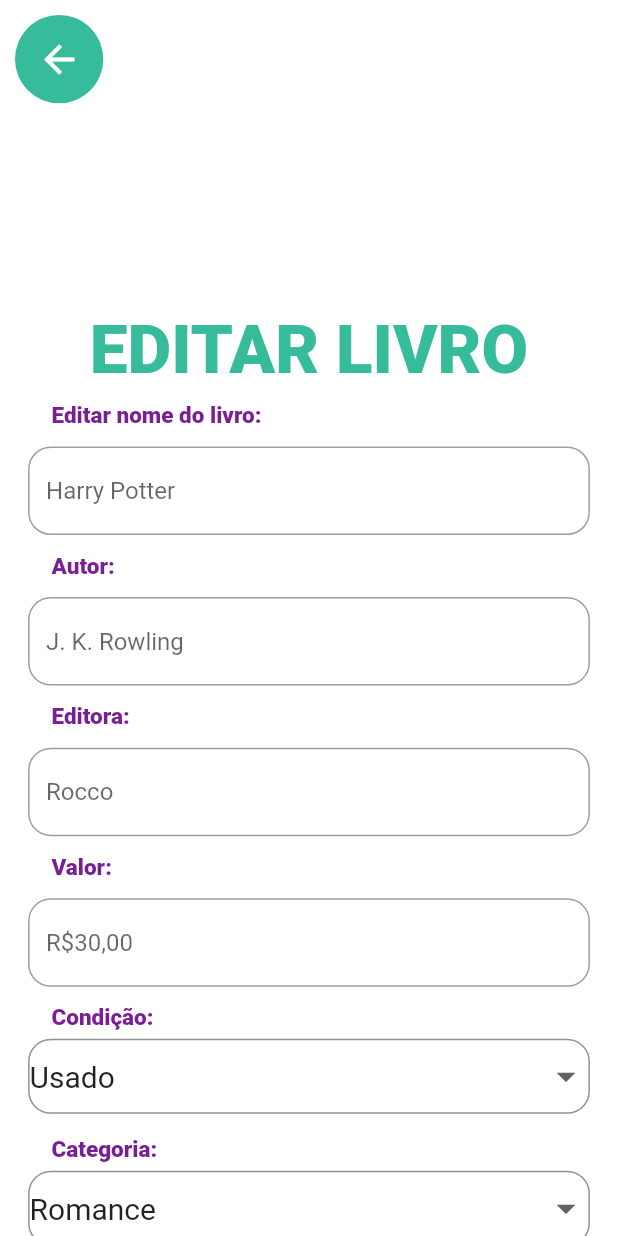
After one commit to PHLeite/Find-a-Book, a Flutter app: the EditarLivro screen opened directly, on a phone screen of 412 x 824 dp. The commit adds this screen. Run offline on Flutter 3.47's test engine with Material 2 defaults, Android fonts, the phone set to English and light mode, and no system bars; our stand-ins replace cloud_firestore, file_picker, firebase_auth, firebase_core, firebase_storage; accounts and stored records are empty.

Commit message:
editar livro

```diff
--- a/lib/pages/HomePage/home.dart
+++ b/lib/pages/HomePage/home.dart
@@ -1,4 +1,6 @@
 import 'package:find_a_book/core/cores.dart';
+import 'package:find_a_book/pages/livro/Paglivro.dart';
+import 'package:find_a_book/pages/livro/editarlivro.dart';
 import 'package:find_a_book/shared/components/categoriesUI.dart';
 import 'package:find_a_book/shared/components/livrosUI.dart';
 import 'package:flutter/material.dart';
@@ -96,26 +98,114 @@ class _HomeState extends State<Home> {
                 children: [
                   Row(
                     children: [
-                      LivrosUI(livro: '5iyGvcedIplSbnD506Ld'),
-                      LivrosUI(livro: '5iyGvcedIplSbnD506Ld'),
+                      GestureDetector(
+                        onTap: () {
+                          Navigator.push(
+                            context,
+                            MaterialPageRoute(
+                              builder: (context) => EditarLivro(livro: '5iyGvcedIplSbnD506Ld')
+                            )
+                          );
+                        },
+                      child: LivrosUI(livro: '5iyGvcedIplSbnD506Ld'),
+                      ),
+                      GestureDetector(
+                        onTap: () {
+                          Navigator.push(
+                            context,
+                            MaterialPageRoute(
+                              builder: (context) => PagLivro(livro: '5iyGvcedIplSbnD506Ld')
+                            )
+                          );
+                        },
+                      child: LivrosUI(livro: '5iyGvcedIplSbnD506Ld'),
+                      ),
+
+
                     ],
                   ),
-                  Row(
+                   Row(
                     children: [
-                      LivrosUI(livro: '5iyGvcedIplSbnD506Ld'),
-                      LivrosUI(livro: '5iyGvcedIplSbnD506Ld'),
+                      GestureDetector(
+                        onTap: () {
+                          Navigator.push(
+                            context,
+                            MaterialPageRoute(
+                              builder: (context) => PagLivro(livro: '5iyGvcedIplSbnD506Ld')
+                            )
+                          );
+                        },
+                      child: LivrosUI(livro: '5iyGvcedIplSbnD506Ld'),
+                      ),
+                      GestureDetector(
+                        onTap: () {
+                          Navigator.push(
+                            context,
+                            MaterialPageRoute(
+                              builder: (context) => PagLivro(livro: '5iyGvcedIplSbnD506Ld')
+                            )
+                          );
+                        },
+                      child: LivrosUI(livro: '5iyGvcedIplSbnD506Ld'),
+                      ),
+
+
                     ],
                   ),
-                  Row(
+                   Row(
                     children: [
-                      LivrosUI(livro: '5iyGvcedIplSbnD506Ld'),
-                      LivrosUI(livro: '5iyGvcedIplSbnD506Ld'),
+                      GestureDetector(
+                        onTap: () {
+                          Navigator.push(
+                            context,
+                            MaterialPageRoute(
+                              builder: (context) => PagLivro(livro: '5iyGvcedIplSbnD506Ld')
+                            )
+                          );
+                        },
+                      child: LivrosUI(livro: '5iyGvcedIplSbnD506Ld'),
+                      ),
+                      GestureDetector(
+                        onTap: () {
+                          Navigator.push(
+                            context,
+                            MaterialPageRoute(
+                              builder: (context) => PagLivro(livro: '5iyGvcedIplSbnD506Ld')
+                            )
+                          );
+                        },
+                      child: LivrosUI(livro: '5iyGvcedIplSbnD506Ld'),
+                      ),
+
+
                     ],
                   ),
-                  Row(
+                   Row(
                     children: [
-                      LivrosUI(livro: '5iyGvcedIplSbnD506Ld'),
-                      LivrosUI(livro: '5iyGvcedIplSbnD506Ld'),
+                      GestureDetector(
+                        onTap: () {
+                          Navigator.push(
+                            context,
+                            MaterialPageRoute(
+                              builder: (context) => PagLivro(livro: '5iyGvcedIplSbnD506Ld')
+                            )
+                          );
+                        },
+                      child: LivrosUI(livro: '5iyGvcedIplSbnD506Ld'),
+                      ),
+                      GestureDetector(
+                        onTap: () {
+                          Navigator.push(
+                            context,
+                            MaterialPageRoute(
+                              builder: (context) => PagLivro(livro: '5iyGvcedIplSbnD506Ld')
+                            )
+                          );
+                        },
+                      child: LivrosUI(livro: '5iyGvcedIplSbnD506Ld'),
+                      ),
+
+
                     ],
                   ),
                 ],
--- /dev/null
+++ b/lib/pages/livro/editarlivro.dart
@@ -0,0 +1,443 @@
+import 'dart:io';
+
+import 'package:cloud_firestore/cloud_firestore.dart';
+import 'package:file_picker/file_picker.dart';
+import 'package:find_a_book/core/cores.dart';
+import 'package:firebase_storage/firebase_storage.dart';
+import 'package:flutter/material.dart';
+
+class EditarLivro extends StatefulWidget {
+  final String livro;
+  const EditarLivro({ Key? key, required this.livro }) : super(key: key);
+
+  @override
+  _EditarLivroState createState() => _EditarLivroState();
+}
+
+class _EditarLivroState extends State<EditarLivro> {
+  CollectionReference books = FirebaseFirestore.instance.collection('books');
+  String? email = '';
+  final formKey = GlobalKey<FormState>();
+  final items = ['Novo', 'Usado'];
+  String item = "Usado";
+  String categoria = "Romance";
+  final categorias = [
+    "Ficção",
+    "Romance",
+    "Biografia",
+    "Infanto-Juvenis",
+    "Brasileiros",
+    "Poesias",
+    "Contos",
+    "Coleções",
+    "Técnicos",
+    "Auto Ajuda",
+    "Religiosos",
+    "Terror"
+  ];
+  String? value;
+  File? file;
+  final nome = TextEditingController();
+  final autor = TextEditingController();
+  final editora = TextEditingController();
+  final link = TextEditingController();
+  final descricao = TextEditingController();
+  final valor = TextEditingController();
+  String? documentID = '';
+
+  updateLivro() async {
+    if (nome.text != '') {
+      await books.doc(widget.livro).update({'nome': nome.text});
+    }
+    if (autor.text != '') {
+      await books.doc(widget.livro).update({'autor': autor.text});
+    }
+    if (editora.text != '') {
+      await books.doc(widget.livro).update({'editora': editora.text});
+    }
+    if (link.text != '') {
+      await books.doc(widget.livro).update({'link': link.text});
+    }
+    if (valor.text != '') {
+      await books.doc(widget.livro).update({'valor': valor.text});
+    }
+    if (descricao.text != '') {
+      await books.doc(widget.livro).update({'descricao': descricao.text});
+    }
+    if (file != null) {
+      uploadFoto();
+    }
+  }
+  @override
+  Widget build(BuildContext context) {
+    return Scaffold(
+      backgroundColor: Colors.white,
+      body: ListView(
+        children: [
+          Align(
+            alignment: Alignment.topLeft,
+            child: Padding(
+              padding: const EdgeInsets.only(left: 10, top: 10),
+              child: Container(
+                  width: MediaQuery.of(context).size.width / 7,
+                  height: MediaQuery.of(context).size.width / 7,
+                  decoration: BoxDecoration(
+                      borderRadius:
+                          new BorderRadius.all(new Radius.circular(100)),
+                      color: Cores.verdeAgua),
+                  child: IconButton(
+                    icon: Icon(
+                      Icons.arrow_back,
+                      color: Colors.white,
+                      size: 30,
+                    ),
+                    onPressed: () {
+                      Navigator.of(context).pop();
+                    },
+                  )),
+            ),
+          ),
+          Form(
+            key: formKey,
+            child: Column(
+              children: [
+                Padding(
+                  padding: const EdgeInsets.all(8.0),
+                  child: Container(
+                    alignment: Alignment.bottomCenter,
+                    height: MediaQuery.of(context).size.height / 4.5,
+                    width: MediaQuery.of(context).size.width / 1.2,
+                    child: Text(
+                      'EDITAR LIVRO',
+                      textAlign: TextAlign.center,
+                      style: TextStyle(
+                          color: Cores.verdeAgua,
+                          fontSize: 45,
+                          fontWeight: FontWeight.w900),
+                    ),
+                  ),
+                ),
+                // Container(
+                //   width: MediaQuery.of(context).size.width / 1.2,
+                //   alignment: Alignment.centerLeft,
+                //   child: Text(
+                //     'Editar foto do livro:',
+                //     style: TextStyle(
+                //         color: Cores.roxo,
+                //         fontWeight: FontWeight.w800,
+                //         fontSize: 15),
+                //   ),
+                // ),
+                // Container(
+                //   width: MediaQuery.of(context).size.width / 5,
+                //   height: MediaQuery.of(context).size.width / 5,
+                //   child: FloatingActionButton(
+                //     backgroundColor: Cores.azul,
+                //     onPressed: () {
+                //       escolherFoto();
+                //     },
+                //     child: Icon(
+                //       Icons.add_a_photo,
+                //       color: Colors.white,
+                //       size: 40,
+                //     ),
+                //   ),
+                // ),
+                Container(
+                  width: MediaQuery.of(context).size.width / 1.2,
+                  alignment: Alignment.centerLeft,
+                  child: Text(
+                    'Editar nome do livro:',
+                    style: TextStyle(
+                        color: Cores.roxo,
+                        fontWeight: FontWeight.w800,
+                        fontSize: 15),
+                  ),
+                ),
+                Container(
+                  height: MediaQuery.of(context).size.height / 10,
+                  width: MediaQuery.of(context).size.width / 1.1,
+                  alignment: Alignment.center,
+                  child: TextFormField(
+                    controller: nome,
+                    validator: (value) {
+                      if (value!.isEmpty) {
+                        return ('Esse campo é obrigatório!');
+                      }
+                    },
+                    decoration: InputDecoration(
+                        border: OutlineInputBorder(
+                            borderRadius:
+                                BorderRadius.all(Radius.circular(15))),
+                        hintText: 'Harry Potter'),
+                  ),
+                ),
+                Container(
+                  width: MediaQuery.of(context).size.width / 1.2,
+                  alignment: Alignment.centerLeft,
+                  child: Text(
+                    'Autor:',
+                    style: TextStyle(
+                        color: Cores.roxo,
+                        fontWeight: FontWeight.w800,
+                        fontSize: 15),
+                  ),
+                ),
+                Container(
+                  height: MediaQuery.of(context).size.height / 10,
+                  width: MediaQuery.of(context).size.width / 1.1,
+                  alignment: Alignment.center,
+                  child: TextFormField(
+                    controller: autor,
+                    validator: (value) {
+                      if (value!.isEmpty) {
+                        return ('Esse campo é obrigatório!');
+                      }
+                    },
+                    decoration: InputDecoration(
+                        border: OutlineInputBorder(
+                            borderRadius:
+                                BorderRadius.all(Radius.circular(15))),
+                        hintText: 'J. K. Rowling'),
+                  ),
+                ),
+                Container(
+                  width: MediaQuery.of(context).size.width / 1.2,
+                  alignment: Alignment.centerLeft,
+                  child: Text(
+                    'Editora:',
+                    style: TextStyle(
+                        color: Cores.roxo,
+                        fontWeight: FontWeight.w800,
+                        fontSize: 15),
+                  ),
+                ),
+                Container(
+                  height: MediaQuery.of(context).size.height / 10,
+                  width: MediaQuery.of(context).size.width / 1.1,
+                  alignment: Alignment.center,
+                  child: TextFormField(
+                    controller: editora,
+                    validator: (value) {
+                      if (value!.isEmpty) {
+                        return ('Esse campo é obrigatório!');
+                      }
+                    },
+                    decoration: InputDecoration(
+                        border: OutlineInputBorder(
+                            borderRadius:
+                                BorderRadius.all(Radius.circular(15))),
+                        hintText: 'Rocco'),
+                  ),
+                ),
+                Container(
+                  width: MediaQuery.of(context).size.width / 1.2,
+                  alignment: Alignment.centerLeft,
+                  child: Text(
+                    'Valor:',
+                    style: TextStyle(
+                        color: Cores.roxo,
+                        fontWeight: FontWeight.w800,
+                        fontSize: 15),
+                  ),
+                ),
+                Container(
+                  height: MediaQuery.of(context).size.height / 10,
+                  width: MediaQuery.of(context).size.width / 1.1,
+                  alignment: Alignment.center,
+                  child: TextFormField(
+                    controller: valor,
+                    validator: (value) {
+                      if (value!.isEmpty) {
+                        return ('Esse campo é obrigatório!');
+                      }
+                    },
+                    decoration: InputDecoration(
+                        border: OutlineInputBorder(
+                            borderRadius:
+                                BorderRadius.all(Radius.circular(15))),
+                        hintText: 'R\$30,00'),
+                  ),
+                ),
+                Container(
+                  width: MediaQuery.of(context).size.width / 1.2,
+                  alignment: Alignment.centerLeft,
+                  child: Text(
+                    'Condição:',
+                    style: TextStyle(
+                        color: Cores.roxo,
+                        fontWeight: FontWeight.w800,
+                        fontSize: 15),
+                  ),
+                ),
+                Padding(
+                  padding: const EdgeInsets.only(top: 5, bottom: 15),
+                  child: Container(
+                    width: MediaQuery.of(context).size.width / 1.1,
+                    alignment: Alignment.center,
+                    decoration: BoxDecoration(
+                        borderRadius: BorderRadius.circular(15),
+                        border: Border.all(color: Cores.cinza, width: 1)),
+                    child: DropdownButtonHideUnderline(
+                      child: DropdownButton(
+                        value: item,
+                        isExpanded: true,
+                        iconSize: 30,
+                        items: items.map(buildMenuItem).toList(),
+                        onChanged: (value) =>
+                            setState(() => this.item = value as String),
+                      ),
+                    ),
+                  ),
+                ),
+                Container(
+                  width: MediaQuery.of(context).size.width / 1.2,
+                  alignment: Alignment.centerLeft,
+                  child: Text(
+                    'Categoria:',
+                    style: TextStyle(
+                        color: Cores.roxo,
+                        fontWeight: FontWeight.w800,
+                        fontSize: 15),
+                  ),
+                ),
+                Padding(
+                  padding: const EdgeInsets.only(top: 5, bottom: 15),
+                  child: Container(
+                    width: MediaQuery.of(context).size.width / 1.1,
+                    alignment: Alignment.center,
+                    decoration: BoxDecoration(
+                        borderRadius: BorderRadius.circular(15),
+                        border: Border.all(color: Cores.cinza, width: 1)),
+                    child: DropdownButtonHideUnderline(
+                      child: DropdownButton(
+                        value: categoria,
+                        isExpanded: true,
+                        iconSize: 30,
+                        items: categorias.map(buildMenuItem).toList(),
+                        onChanged: (value) =>
+                            setState(() => this.categoria = value as String),
+                      ),
+                    ),
+                  ),
+                ),
+                Container(
+                  width: MediaQuery.of(context).size.width / 1.2,
+                  alignment: Alignment.centerLeft,
+                  child: Text(
+                    'Descrição',
+                    style: TextStyle(
+                        color: Cores.roxo,
+                        fontWeight: FontWeight.w800,
+                        fontSize: 15),
+                  ),
+                ),
+                Container(
+                  height: MediaQuery.of(context).size.height / 10,
+                  width: MediaQuery.of(context).size.width / 1.1,
+                  alignment: Alignment.center,
+                  child: TextFormField(
+                    controller: descricao,
+                    validator: (value) {
+                      if (value!.isEmpty) {
+                        return ('Esse campo é obrigatório!');
+                      }
+                    },
+                    decoration: InputDecoration(
+                      border: OutlineInputBorder(
+                          borderRadius: BorderRadius.all(Radius.circular(15))),
+                    ),
+                  ),
+                ),
+                Container(
+                  width: MediaQuery.of(context).size.width / 1.2,
+                  alignment: Alignment.centerLeft,
+                  child: Text(
+                    'Link para contato: ',
+                    style: TextStyle(
+                        color: Cores.roxo,
+                        fontWeight: FontWeight.w800,
+                        fontSize: 15),
+                  ),
+                ),
+                Container(
+                  height: MediaQuery.of(context).size.height / 10,
+                  width: MediaQuery.of(context).size.width / 1.1,
+                  alignment: Alignment.center,
+                  child: TextFormField(
+                    validator: (value) {
+                      if (value!.isEmpty) {
+                        return ('Esse campo é obrigatório!');
+                      }
+                    },
+                    controller: link,
+                    decoration: InputDecoration(
+                      border: OutlineInputBorder(
+                          borderRadius: BorderRadius.all(Radius.circular(15))),
+                    ),
+                  ),
+                ),
+
+                Padding(
+                  padding: const EdgeInsets.only(top: 15),
+                  child: Padding(
+                    padding: const EdgeInsets.only(bottom: 15),
+                    child: Container(
+                      width: MediaQuery.of(context).size.width / 1.5,
+                      height: MediaQuery.of(context).size.height / 12,
+                      child: TextButton(
+                        onPressed: () {
+                            updateLivro();
+                            Navigator.of(context).pop();
+                        },
+                        child: Text(
+                          'Cadastrar',
+                          style: TextStyle(
+                              fontSize: 23,
+                              fontWeight: FontWeight.w800,
+                              color: Colors.white),
+                        ),
+                        style: ButtonStyle(
+                            backgroundColor:
+                                MaterialStateProperty.all(Cores.verdeAgua),
+                            shape: MaterialStateProperty.all(
+                                RoundedRectangleBorder(
+                              borderRadius: BorderRadius.circular(30),
+                            ))),
+                      ),
+                    ),
+                  ),
+                ),
+              ],
+            ),
+          ),
+        ],
+      ),
+    );
+  }
+
+  DropdownMenuItem<String> buildMenuItem(String item) => DropdownMenuItem(
+        value: item,
+        child: Text(
+          item,
+          style: TextStyle(fontSize: 20),
+        ),
+      );
+
+      Future escolherFoto() async {
+    final result = await FilePicker.platform
+        .pickFiles(allowMultiple: false, type: FileType.image);
+    if (result == null) return;
+    final path = result.files.single.path!;
+
+    setState(() => file = File(path));
+  }
+
+  Future uploadFoto() async {
+    if (file == null) return;
+    await FirebaseStorage.instance
+        .ref('uploads/$email/fotoDePerfil')
+        .putFile(file!);
+    print("DEU CERTO POW");
+  }
+}
--- a/lib/pages/perfil/perfil.dart
+++ b/lib/pages/perfil/perfil.dart
@@ -1,5 +1,6 @@
 import 'package:cloud_firestore/cloud_firestore.dart';
 import 'package:find_a_book/core/cores.dart';
+import 'package:find_a_book/pages/livro/editarlivro.dart';
 import 'package:find_a_book/pages/perfil/editarperfil.dart';
 import 'package:find_a_book/services/auth.service.dart';
 import 'package:find_a_book/shared/components/livrosUI.dart';
@@ -266,7 +267,18 @@ class _PerfilState extends State<Perfil> {
 
   buildMeusLivros() {
     for (int i = 0; i > 20; i++) {
-      LivrosUI(livro: vetor[i]!);
+      GestureDetector(
+        onTap: () {
+          Navigator.push(
+            context,
+            MaterialPageRoute(
+              builder: (context) => EditarLivro(livro: vetor[i]!)
+            )
+          );
+        },
+        child:LivrosUI(livro: vetor[i]!),
+      );
+
     }
   }
 }
--- a/lib/shared/components/livrosUI.dart
+++ b/lib/shared/components/livrosUI.dart
@@ -49,13 +49,6 @@ class _LivrosUIState extends State<LivrosUI> {
                   left: MediaQuery.of(context).size.width / 15,
                   bottom: MediaQuery.of(context).size.height / 40,
                   top: 0),
-              child: GestureDetector(
-                onTap: () {
-                  Navigator.push(
-                      context,
-                      MaterialPageRoute(
-                          builder: (context) => PagLivro(livro: widget.livro)));
-                },
               child: Column(
                 children: [
                   Container(
@@ -77,7 +70,6 @@ class _LivrosUIState extends State<LivrosUI> {
                     ),
                   ),
                 ],
-                ),
               ),
             );
           }
```
Lines whose indentation alone changed are shown as unchanged.
